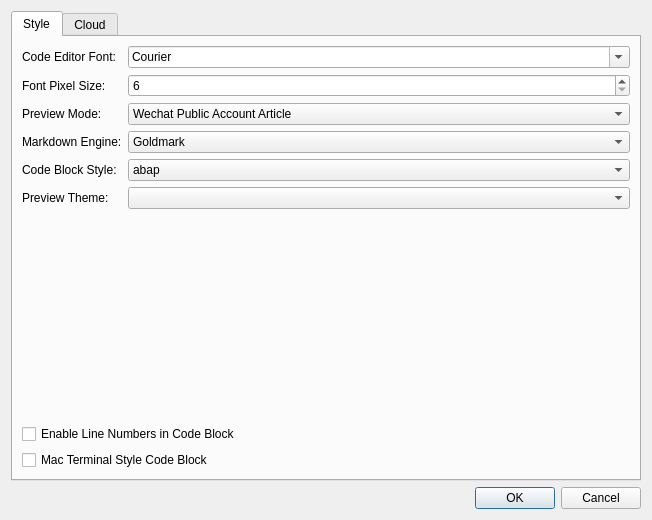
missdeer/KarenMeu, file client/preferencedialog.ui: the form before one commit.
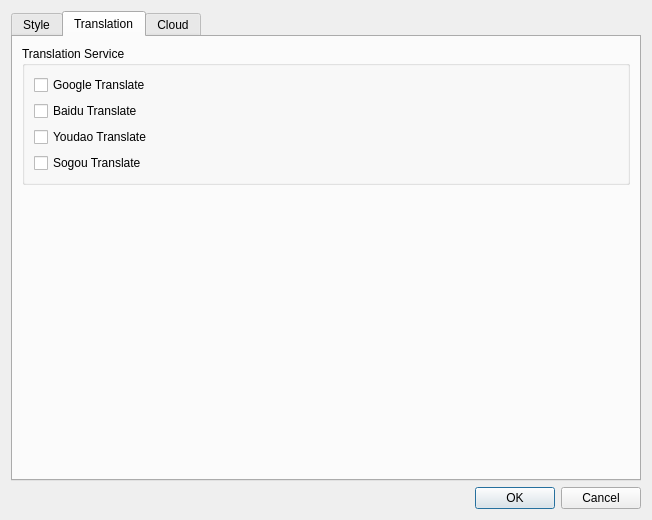
The form after the commit. The open tabs and pages were chosen to show the change. Icons and pictures are not drawn.

Commit message: (*)configurable translate services enabling

```diff
--- a/client/preferencedialog.ui
+++ b/client/preferencedialog.ui
@@ -335,6 +335,79 @@
        </item>
       </layout>
      </widget>
+     <widget class="QWidget" name="tabTranslation">
+      <attribute name="title">
+       <string>Translation</string>
+      </attribute>
+      <layout class="QVBoxLayout" name="verticalLayout_4">
+       <item>
+        <widget class="QGroupBox" name="groupBox">
+         <property name="title">
+          <string>Translation Service</string>
+         </property>
+         <layout class="QVBoxLayout" name="verticalLayout_3">
+          <item>
+           <widget class="QCheckBox" name="cbGoogleTranslate">
+            <property name="text">
+             <string>Google Translate</string>
+            </property>
+            <property name="icon">
+             <iconset resource="karenmeu.qrc">
+              <normaloff>:/rc/images/google.ico</normaloff>:/rc/images/google.ico</iconset>
+            </property>
+           </widget>
+          </item>
+          <item>
+           <widget class="QCheckBox" name="cbBaiduTranslate">
+            <property name="text">
+             <string>Baidu Translate</string>
+            </property>
+            <property name="icon">
+             <iconset resource="karenmeu.qrc">
+              <normaloff>:/rc/images/baidu.png</normaloff>:/rc/images/baidu.png</iconset>
+            </property>
+           </widget>
+          </item>
+          <item>
+           <widget class="QCheckBox" name="cbYoudaoTranslate">
+            <property name="text">
+             <string>Youdao Translate</string>
+            </property>
+            <property name="icon">
+             <iconset resource="karenmeu.qrc">
+              <normaloff>:/rc/images/youdao.ico</normaloff>:/rc/images/youdao.ico</iconset>
+            </property>
+           </widget>
+          </item>
+          <item>
+           <widget class="QCheckBox" name="cbSogouTranslate">
+            <property name="text">
+             <string>Sogou Translate</string>
+            </property>
+            <property name="icon">
+             <iconset resource="karenmeu.qrc">
+              <normaloff>:/rc/images/sogou.ico</normaloff>:/rc/images/sogou.ico</iconset>
+            </property>
+           </widget>
+          </item>
+         </layout>
+        </widget>
+       </item>
+       <item>
+        <spacer name="verticalSpacer">
+         <property name="orientation">
+          <enum>Qt::Vertical</enum>
+         </property>
+         <property name="sizeHint" stdset="0">
+          <size>
+           <width>20</width>
+           <height>40</height>
+          </size>
+         </property>
+        </spacer>
+       </item>
+      </layout>
+     </widget>
      <widget class="QWidget" name="tabCloud">
       <attribute name="title">
        <string>Cloud</string>
```
Left out of the diff: 4 changed lines with no effect on the pictures. The commit also changes 7 other files.
